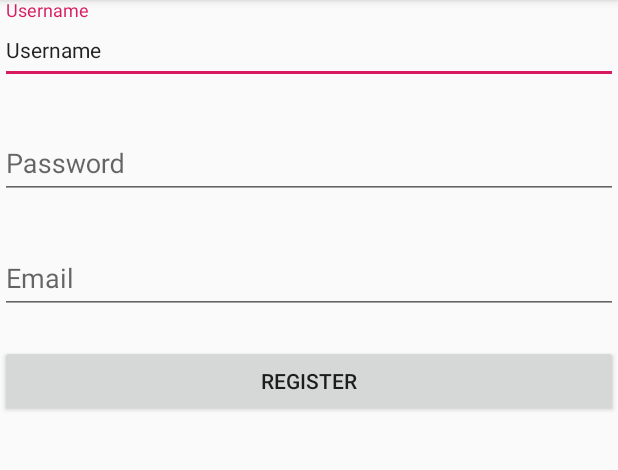
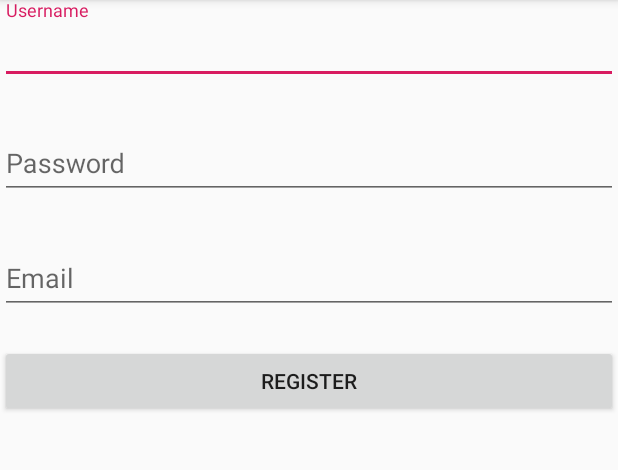
Before and after one commit to LucasTruce/pizza-guide-mobileapp, an Android app: the RegisterActivity screen opened directly, with no data from a screen before it, on a phone screen of 412 x 824 dp, the part 84-554 px from its top. Run offline under Robolectric (Android 15) with nearby library versions, the phone set to English and light mode, and no system bars.

Commit message:
RegisterActivity

```diff
--- a/app/src/main/res/layout/activity_register.xml
+++ b/app/src/main/res/layout/activity_register.xml
@@ -14,7 +14,6 @@
             android:layout_width="match_parent"
             android:layout_height="wrap_content"
             android:hint="Username"
-            app:placeholderText="Username"
             app:errorEnabled="true"
             >
 
@@ -30,7 +29,6 @@
             android:layout_width="match_parent"
             android:layout_height="wrap_content"
             android:hint="Password"
-            app:placeholderText="Password"
             app:errorEnabled="true"
          >
 
@@ -49,7 +47,6 @@
             android:layout_width="match_parent"
             android:layout_height="wrap_content"
             android:hint="Email"
-            app:placeholderText="Email"
             app:errorEnabled="true"
             >
 
```
